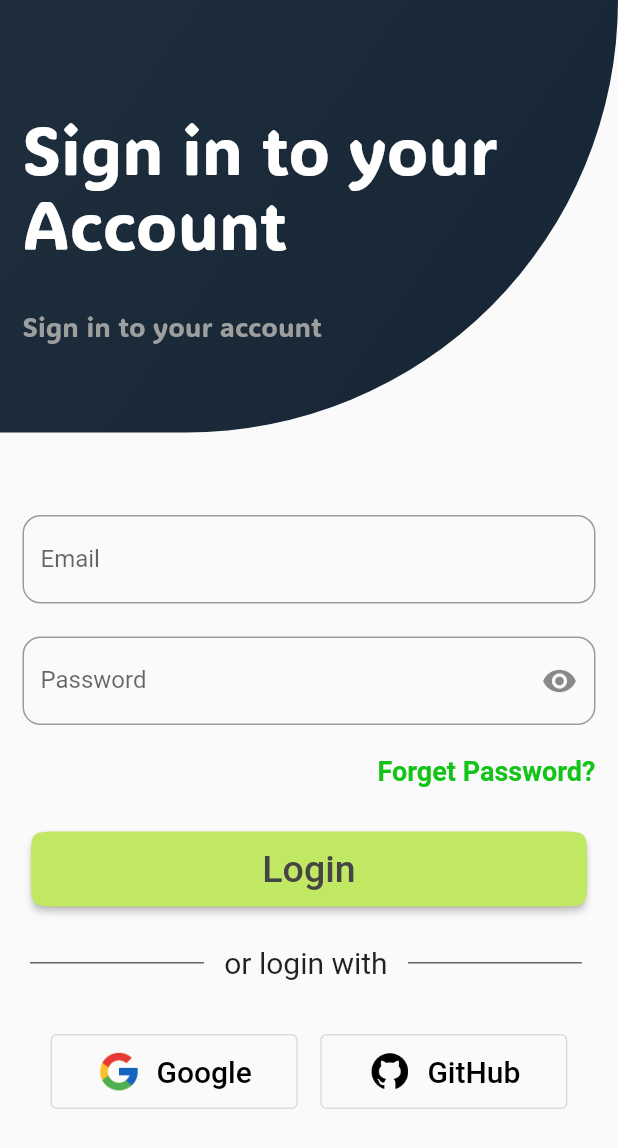
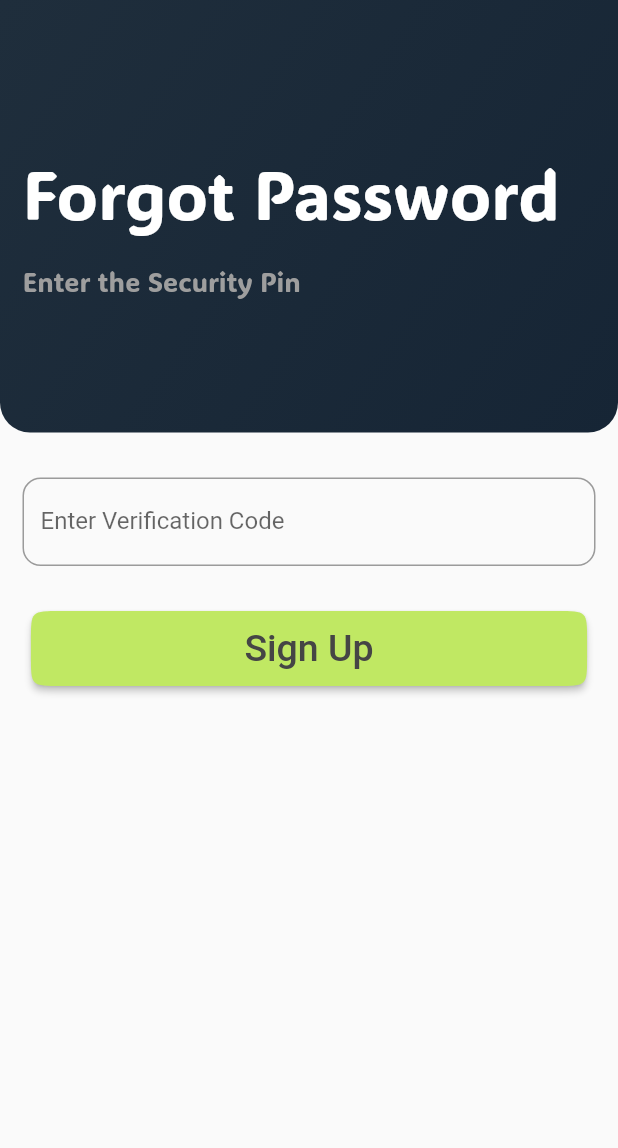
Before and after one commit to harsh082ip/Notes_App-flutter, a Flutter app: the screen it shows after launch, after a tap on "Forget Password?", on a phone screen of 412 x 824 dp. Shown: the top 1148 px of the screen. Run offline on Flutter 3.47's test engine with Material 2 defaults, Android fonts, the phone set to English and light mode, and no system bars; our stand-ins replace cloud_firestore, firebase_auth, firebase_core, get, google_sign_in; missing offline and left inert: github_sign_in_plus; accounts and stored records are empty.

Commit message:
Create Operation Added

```diff
--- a/lib/main.dart
+++ b/lib/main.dart
@@ -1,6 +1,7 @@
 import 'package:firebase_core/firebase_core.dart';
 import 'package:flutter/material.dart';
 import 'package:get/get.dart';
+import 'package:notes_app/views/screen/auth/forget_screen.dart';
 import 'package:notes_app/views/screen/auth/login.dart';
 import 'package:notes_app/views/screen/auth/verify_email_address.dart';
 
--- a/lib/models/users.dart
+++ b/lib/models/users.dart
@@ -11,10 +11,12 @@ class MyUser {
     required this.uid,
   });
 
+  // app ---> firebase
   Map<String, dynamic> toJson() {
     return {'name': name, 'email': email, 'uid': uid};
   }
 
+  // firebasee ----> app
   static MyUser fromSnap(DocumentSnapshot snap) {
     var snapshots = snap.data() as Map<String, dynamic>;
 
--- /dev/null
+++ b/lib/views/screen/auth/forget_screen.dart
@@ -0,0 +1,100 @@
+import 'package:flutter/material.dart';
+
+class ForgetPassword_Screen extends StatefulWidget {
+  const ForgetPassword_Screen({super.key});
+
+  @override
+  State<ForgetPassword_Screen> createState() => _ForgetPassword_ScreenState();
+}
+
+class _ForgetPassword_ScreenState extends State<ForgetPassword_Screen> {
+  @override
+  Widget build(BuildContext context) {
+    return Scaffold(
+      body: SingleChildScrollView(
+        child: Column(
+          children: [
+            Stack(
+              children: [
+                // top container
+                Container(
+                  height: MediaQuery.of(context).size.height * 0.35,
+                  width: MediaQuery.of(context).size.width,
+                  decoration: const BoxDecoration(
+                    borderRadius: BorderRadius.only(
+                        bottomLeft: Radius.circular(20.0),
+                        bottomRight: Radius.circular(20.0)),
+                    gradient: LinearGradient(colors: [
+                      Color.fromARGB(255, 31, 46, 60),
+                      Color.fromARGB(255, 22, 37, 53)
+                    ], begin: Alignment.topLeft, end: Alignment.bottomRight),
+                  ),
+                ),
+
+                // top container text 1
+                const Positioned(
+                  bottom: 130,
+                  left: 15,
+                  child: Text(
+                    'Forgot Password',
+                    style: TextStyle(
+                        color: Colors.white,
+                        fontSize: 45.0,
+                        fontFamily: 'ADLaMDisplay'),
+                  ),
+                ),
+
+                // top container text 2
+                const Positioned(
+                  bottom: 90,
+                  left: 15,
+                  child: Text(
+                    'Enter the Security Pin',
+                    style: TextStyle(
+                        color: Colors.grey,
+                        fontSize: 18.0,
+                        fontFamily: 'ADLaMDisplay'),
+                  ),
+                ),
+              ],
+            ),
+
+            // Email Text field with validator
+            Container(
+              margin: EdgeInsets.only(left: 15, right: 15, top: 30.0),
+              child: TextFormField(
+                // controller: nameController,
+                decoration: InputDecoration(
+                  hintText: '**********',
+                  labelText: 'Enter Verification Code',
+                  border: OutlineInputBorder(
+                    borderRadius: BorderRadius.circular(12),
+                  ),
+                ),
+              ),
+            ),
+
+            // SignUp Elevated Button
+            Container(
+              margin: const EdgeInsets.only(top: 30.0),
+              width: MediaQuery.of(context).size.width * 0.9,
+              height: 50.0,
+              child: ElevatedButton(
+                style: ElevatedButton.styleFrom(
+                    shape: ContinuousRectangleBorder(
+                        borderRadius: BorderRadius.circular(20.0)),
+                    backgroundColor: const Color.fromARGB(255, 192, 232, 99)),
+                onPressed: () {},
+                child: const Text(
+                  'Sign Up',
+                  style: TextStyle(
+                      color: Color.fromARGB(255, 69, 69, 69), fontSize: 25.0),
+                ),
+              ),
+            ),
+          ],
+        ),
+      ),
+    );
+  }
+}
--- a/lib/views/screen/auth/login.dart
+++ b/lib/views/screen/auth/login.dart
@@ -1,6 +1,7 @@
 import 'package:flutter/material.dart';
 import 'package:get/get.dart';
 import 'package:notes_app/controller/firebase_auth.dart';
+import 'package:notes_app/views/screen/auth/forget_screen.dart';
 import 'package:notes_app/views/screen/auth/signup.dart';
 
 import '../home.dart';
@@ -155,7 +156,9 @@ class _LoginScreenState extends State<LoginScreen> {
               margin: const EdgeInsets.only(right: 15, top: 20.0),
               alignment: Alignment.topRight,
               child: InkWell(
-                onTap: () {},
+                onTap: () {
+                  Get.to(ForgetPassword_Screen());
+                },
                 child: const Text(
                   'Forget Password?',
                   style: TextStyle(
--- a/lib/views/screen/auth/verify_email_address.dart
+++ b/lib/views/screen/auth/verify_email_address.dart
@@ -29,7 +29,7 @@ class _VerifyEmailAddressState extends State<VerifyEmailAddress> {
         (_) => checkEmailVerified(),
       );
     } else {
-      Get.to(const HomeScreen());
+      Get.off(const HomeScreen());
     }
   }
 
```
Also changed, not shown: lib/controller/notes_controller.dart (added, +30 -0 lines), lib/models/notes.dart (added, +24 -0 lines), lib/views/screen/add_notes_screen.dart (added, +94 -0 lines), lib/views/screen/home.dart (+8 -0 lines).
